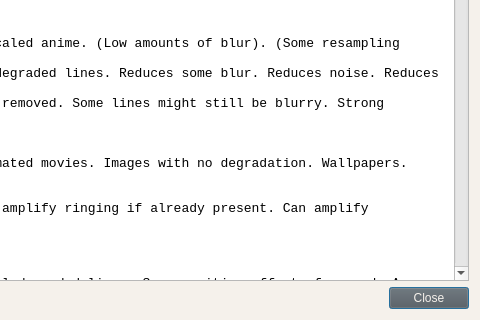
Qt form forms/reference_window.ui (Communist02/AnimePlayer) before a commit; both pictures show x 544 to 1024 and y 400 to 720 of the 1024 by 720 pixel window.
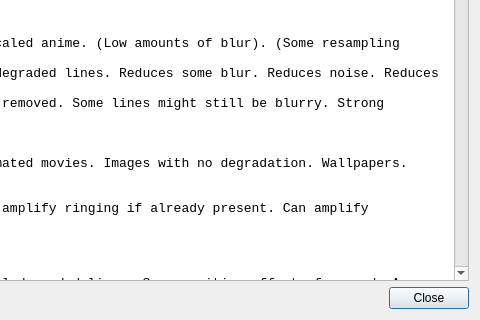
The same form after that commit. Icons and pictures are not drawn.

What changed in the file:
```diff
--- a/forms/reference_window.ui
+++ b/forms/reference_window.ui
@@ -17,24 +17,6 @@
    <iconset>
     <normaloff>../favicon.ico</normaloff>../favicon.ico</iconset>
   </property>
-  <property name="styleSheet">
-   <string notr="true">QDialog {
-	background-color: rgb(245, 241, 235);
-}
-
-QLabel {
-	color: rgb(87, 86, 86);
-}
-
-QCheckBox {
-	color: rgb(87, 86, 86);
-}
-
-QPushButton {
-	background-color: rgb(87, 86, 86);
-	color: rgb(245, 241, 235);
-}</string>
-  </property>
   <layout class="QVBoxLayout" name="verticalLayout">
    <item>
     <widget class="QPlainTextEdit" name="plainTextEdit">
```
Left out of the diff: 6 changed lines with no effect on the pictures.
